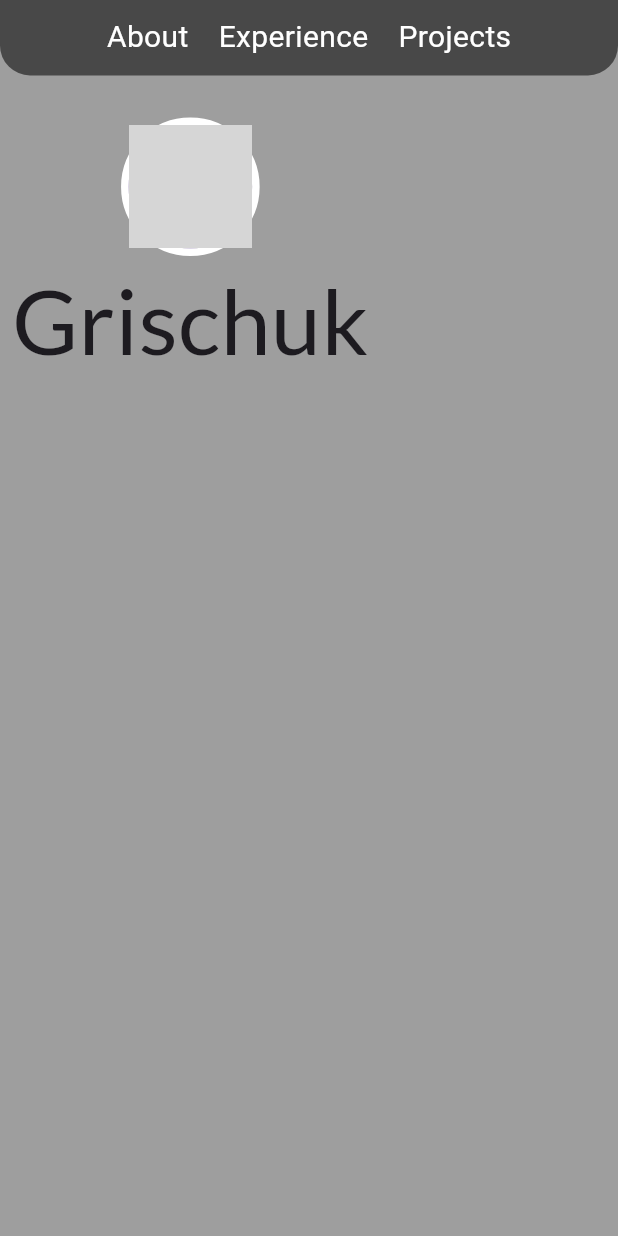
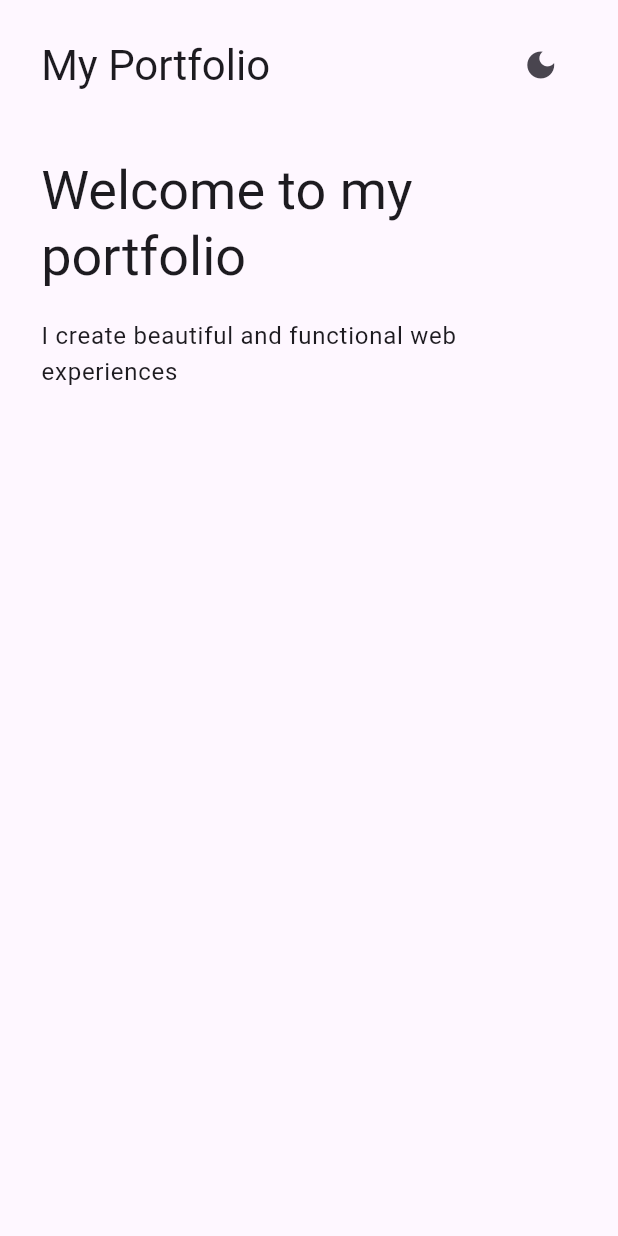
Before and after one commit to saty-a/Web-Portfolio, a Flutter app: the screen it shows after launch, on a phone screen of 412 x 824 dp. Run offline on Flutter 3.47's test engine with Material 3 defaults, Android fonts, the phone set to English and light mode, and no system bars; our stand-ins replace flutter_screenutil, get, google_fonts, lottie; grey boxes are pictures that could not be loaded.

Commit message:
Add responsive HomeView with theme toggle and initial layout

```diff
--- a/lib/app/modules/home/views/home_view.dart
+++ b/lib/app/modules/home/views/home_view.dart
@@ -1,7 +1,6 @@
 import 'package:flutter/material.dart';
 import 'package:get/get.dart';
-import 'package:webportfolio/app/modules/about/views/about.dart';
-import '../../../routes/app_pages.dart';
+import 'package:flutter_screenutil/flutter_screenutil.dart';
 import '../controllers/home_controller.dart';
 
 class HomeView extends GetView<HomeController> {
@@ -10,128 +9,57 @@ class HomeView extends GetView<HomeController> {
   @override
   Widget build(BuildContext context) {
     return Scaffold(
-      body: Container(
-        decoration: const BoxDecoration(color: Colors.grey),
+      body: SafeArea(
+        child: SingleChildScrollView(
+          child: Padding(
+            padding: EdgeInsets.symmetric(horizontal: 24.w, vertical: 16.h),
             child: Column(
-          mainAxisAlignment: MainAxisAlignment.start,
               crossAxisAlignment: CrossAxisAlignment.start,
               children: [
-            Align(
-              alignment: Alignment.topCenter,
-              child: Container(
-                height: Get.height * .061,
-                width: Get.width,
-                decoration: const BoxDecoration(
-                    color: Colors.black54,
-                    boxShadow: [],
-                    borderRadius: BorderRadius.only(
-                        bottomLeft: Radius.circular(20),
-                        bottomRight: Radius.circular(20))),
-                child: Center(
-                  child: Wrap(
-                    alignment: WrapAlignment.center,
+                // Header with theme toggle
+                Row(
+                  mainAxisAlignment: MainAxisAlignment.spaceBetween,
                   children: [
-                      InkWell(
-                        onTap: () {
-                          Get.toNamed(Routes.ABOUT);
-                        },
-                        child: const Text(
-                          "About",
-                          style: TextStyle(fontSize: 20, color: Colors.white),
+                    Text(
+                      'My Portfolio',
+                      style: Theme.of(context).textTheme.headlineMedium,
+                    ),
+                    Obx(() => Tooltip(
+                          message: controller.isDarkMode.value
+                              ? 'Switch to Light Mode'
+                              : 'Switch to Dark Mode',
+                          child: IconButton(
+                            onPressed: controller.toggleTheme,
+                            icon: AnimatedSwitcher(
+                              duration: const Duration(milliseconds: 300),
+                              child: Icon(
+                                controller.isDarkMode.value
+                                    ? Icons.light_mode
+                                    : Icons.dark_mode,
+                                key: ValueKey(controller.isDarkMode.value),
                               ),
                             ),
-                      InkWell(
-                        onTap: () {},
-                        child: const SizedBox(
-                          width: 20,
                           ),
+                        )),
+                  ],
                 ),
-                      InkWell(
-                        onTap: () {},
-                        child: const Text(
-                          "Experience",
-                          style: TextStyle(fontSize: 20, color: Colors.white),
+                SizedBox(height: 32.h),
+                // Hero section
+                Text(
+                  'Welcome to my portfolio',
+                  style: Theme.of(context).textTheme.displaySmall,
                 ),
+                SizedBox(height: 16.h),
+                Text(
+                  'I create beautiful and functional web experiences',
+                  style: Theme.of(context).textTheme.bodyLarge,
                 ),
-                      const SizedBox(
-                        width: 20,
-                      ),
-                      InkWell(
-                        onTap: () {},
-                        child: const Text(
-                          "Projects",
-                          style: TextStyle(fontSize: 20, color: Colors.white),
-                        ),
-                      )
+                // Add more sections here as we progress
               ],
             ),
           ),
         ),
       ),
-            SizedBox(height: 20),
-            About(),
-            // Obx(() {
-            //   return controller.isInternet.value
-            //       ? Align(
-            //           alignment: Alignment.bottomCenter,
-            //           child: Container(
-            //             height: Get.height * .061,
-            //             width: Get.width,
-            //             decoration: const BoxDecoration(
-            //                 color: Colors.lightBlueAccent,
-            //                 borderRadius: BorderRadius.only(
-            //                     topLeft: Radius.circular(20),
-            //                     topRight: Radius.circular(20))),
-            //             child: Center(
-            //               child: Wrap(
-            //                 alignment: WrapAlignment.center,
-            //                 children: [
-            //                   InkWell(
-            //                     onTap: () {
-            //                       Get.toNamed(Routes.ABOUT);
-            //                       debugPrint("about");
-            //                     },
-            //                     child: const Text(
-            //                       "About",
-            //                       style: TextStyle(
-            //                           fontSize: 20, color: Colors.white),
-            //                     ),
-            //                   ),
-            //                   InkWell(
-            //                     onTap: () {},
-            //                     child: const SizedBox(
-            //                       width: 20,
-            //                     ),
-            //                   ),
-            //                   InkWell(
-            //                     onTap: () {},
-            //                     child: const Text(
-            //                       "Experience",
-            //                       style: TextStyle(
-            //                           fontSize: 20, color: Colors.white),
-            //                     ),
-            //                   ),
-            //                   const SizedBox(
-            //                     width: 20,
-            //                   ),
-            //                   InkWell(
-            //                     onTap: () {},
-            //                     child: const Text(
-            //                       "Projects",
-            //                       style: TextStyle(
-            //                           fontSize: 20, color: Colors.white),
-            //                     ),
-            //                   )
-            //                 ],
-            //               ),
-            //             ),
-            //           ),
-            //         )
-            //       : const SizedBox.shrink();
-            // })
-          ],
-        ),
-      ),
     );
   }
 }
```
Lines whose indentation alone changed are shown as unchanged.
